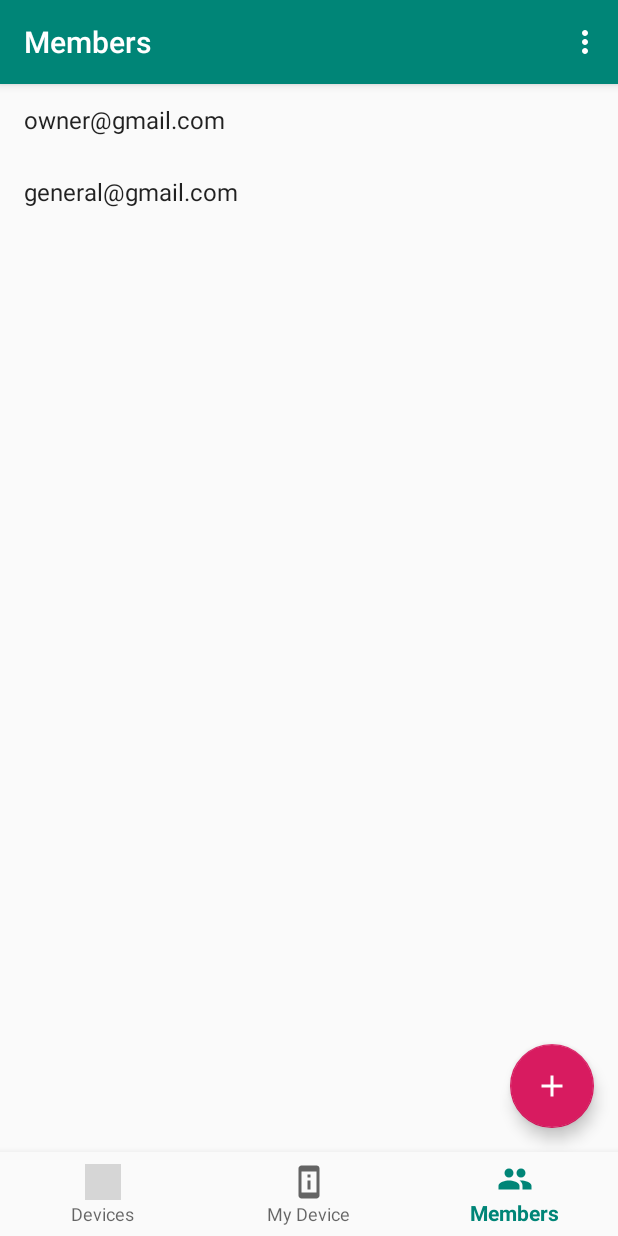
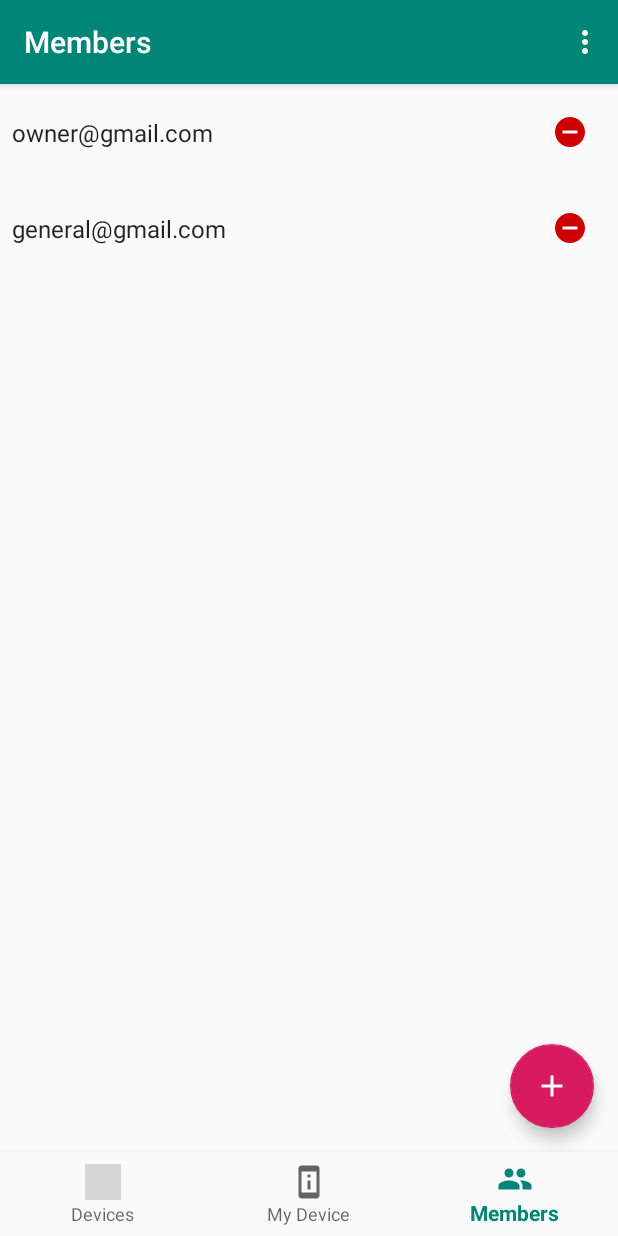
Before and after one commit to KamikazeZirou/shared-device-manager-android, an Android app: the MemberListFragment screen opened through its navigation route, on a phone screen of 412 x 824 dp. Run offline under Robolectric (Android 15) with nearby library versions, the phone set to English and light mode, and no system bars; our stand-ins replace Dagger/Hilt's generated code, Firebase (no records; nobody signed in at launch, a user with empty details on screens opened directly), data binding, navigation-ui; libraries missing offline, so code that uses them is left out: com.firebase.ui; 1 statement that could not run was skipped; grey boxes are pictures that could not be loaded.

Commit message:
feat: メンバー一覧の各項目に削除ボタンを表示する
長押しで削除だと、機能の存在に気づかないため。

```diff
--- a/app/src/main/java/com/kamikaze/shareddevicemanager/ui/main/memberlist/MemberListAdapter.kt
+++ b/app/src/main/java/com/kamikaze/shareddevicemanager/ui/main/memberlist/MemberListAdapter.kt
@@ -2,33 +2,42 @@ package com.kamikaze.shareddevicemanager.ui.main.memberlist
 
 import android.view.LayoutInflater
 import android.view.ViewGroup
-import android.widget.TextView
 import androidx.recyclerview.widget.DiffUtil
 import androidx.recyclerview.widget.ListAdapter
 import androidx.recyclerview.widget.RecyclerView
+import com.kamikaze.shareddevicemanager.databinding.FragmentMemberListItemBinding
 import com.kamikaze.shareddevicemanager.model.data.Member
 
 class MemberListAdapter(private val viewModel: MemberListViewModel) :
     ListAdapter<Member, MemberListAdapter.MemberViewHolder>(MemberDiffCallback()) {
 
-    class MemberViewHolder(val textView: TextView) : RecyclerView.ViewHolder(textView)
+    class MemberViewHolder(val binding: FragmentMemberListItemBinding) :
+        RecyclerView.ViewHolder(binding.root) {
+        fun bind(viewModel: MemberListViewModel, member: Member) {
+            binding.viewModel = viewModel
+            binding.member = member
+            binding.executePendingBindings()
+        }
+
+        companion object {
+            fun from(parent: ViewGroup): MemberViewHolder {
+                val layoutInflater = LayoutInflater.from(parent.context)
+                val binding = FragmentMemberListItemBinding.inflate(layoutInflater, parent, false)
+                return MemberViewHolder(binding)
+            }
+        }
+    }
 
     override fun onCreateViewHolder(
         parent: ViewGroup,
         viewType: Int
     ): MemberViewHolder {
-        val textView = LayoutInflater.from(parent.context)
-            .inflate(android.R.layout.simple_list_item_1, parent, false) as TextView
-        return MemberViewHolder(textView)
+        return MemberViewHolder.from(parent)
     }
 
     override fun onBindViewHolder(holder: MemberViewHolder, position: Int) {
         val member = getItem(position)
-        holder.textView.text = member.email
-        holder.textView.setOnLongClickListener {
-            viewModel.requestRemove(member)
-            true
-        }
+        holder.bind(viewModel, member)
     }
 }
 
--- /dev/null
+++ b/app/src/main/res/drawable/ic_remove_circle.xml
@@ -0,0 +1,10 @@
+<vector android:height="24dp"
+    android:tint="#FFFFFF"
+    android:viewportHeight="24"
+    android:viewportWidth="24"
+    android:width="24dp"
+    xmlns:android="http://schemas.android.com/apk/res/android">
+    <path
+        android:fillColor="@android:color/white"
+        android:pathData="M12,2C6.48,2 2,6.48 2,12s4.48,10 10,10 10,-4.48 10,-10S17.52,2 12,2zM17,13L7,13v-2h10v2z" />
+</vector>
--- /dev/null
+++ b/app/src/main/res/layout/fragment_member_list_item.xml
@@ -0,0 +1,55 @@
+<?xml version="1.0" encoding="utf-8"?>
+<layout xmlns:android="http://schemas.android.com/apk/res/android"
+    xmlns:app="http://schemas.android.com/apk/res-auto"
+    xmlns:tools="http://schemas.android.com/tools">
+
+    <data>
+
+        <variable
+            name="member"
+            type="com.kamikaze.shareddevicemanager.model.data.Member" />
+
+        <variable
+            name="viewModel"
+            type="com.kamikaze.shareddevicemanager.ui.main.memberlist.MemberListViewModel" />
+    </data>
+
+    <androidx.constraintlayout.widget.ConstraintLayout
+        android:layout_width="match_parent"
+        android:layout_height="wrap_content"
+        android:clickable="true"
+        android:foreground="?android:attr/selectableItemBackground">
+
+        <TextView
+            android:id="@+id/member_name_text"
+            android:layout_width="0dp"
+            android:layout_height="wrap_content"
+            android:layout_marginStart="8dp"
+            android:layout_marginEnd="8dp"
+            android:ellipsize="end"
+            android:maxLines="1"
+            android:text="@{member.email}"
+            android:textAppearance="?attr/textAppearanceListItem"
+            app:layout_constraintBottom_toBottomOf="parent"
+            app:layout_constraintEnd_toStartOf="@+id/imageButton"
+            app:layout_constraintHorizontal_bias="0.5"
+            app:layout_constraintStart_toStartOf="parent"
+            app:layout_constraintTop_toTopOf="parent"
+            tools:text="member name" />
+
+        <ImageView
+            android:id="@+id/imageButton"
+            android:layout_width="48dp"
+            android:layout_height="48dp"
+            android:layout_marginTop="8dp"
+            android:layout_marginEnd="8dp"
+            android:layout_marginBottom="8dp"
+            android:onClick="@{() -> viewModel.requestRemove(member) }"
+            android:padding="12dp"
+            app:layout_constraintBottom_toBottomOf="parent"
+            app:layout_constraintEnd_toEndOf="parent"
+            app:layout_constraintTop_toTopOf="parent"
+            app:srcCompat="@drawable/ic_remove_circle"
+            app:tint="@android:color/holo_red_dark" />
+    </androidx.constraintlayout.widget.ConstraintLayout>
+</layout>
```
